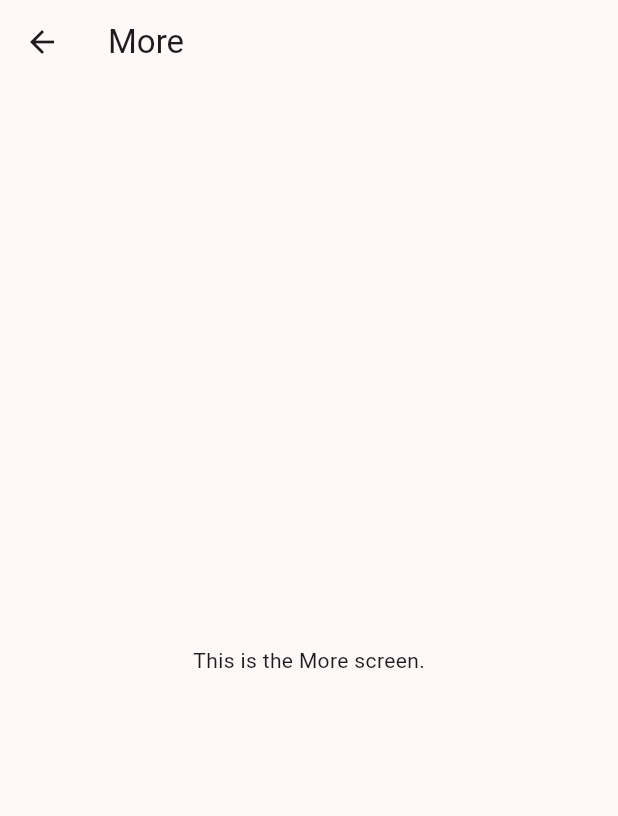
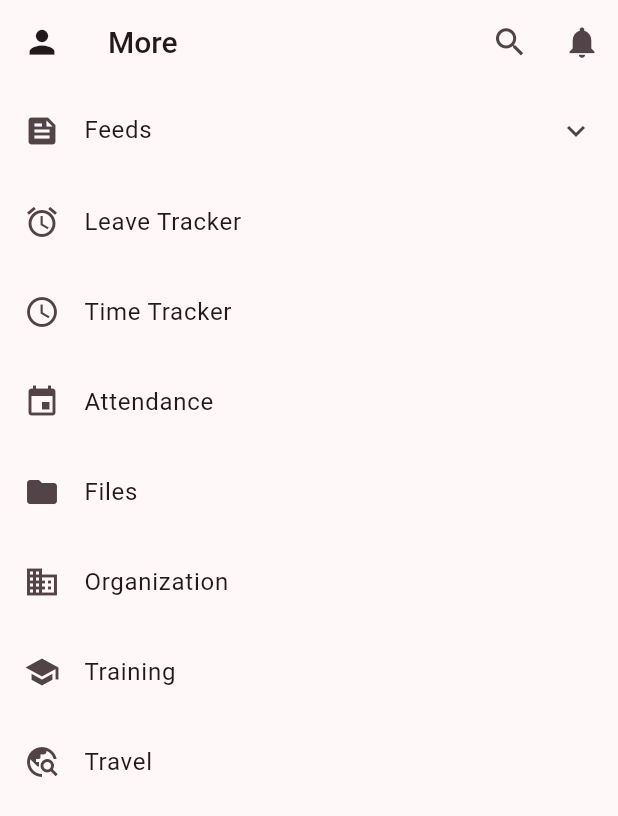
Before and after one commit to shreyash510/zoho_clone, a Flutter app: the MoreScreen screen opened directly, on a phone screen of 412 x 824 dp. Shown: the top 816 px of the screen. Run offline on Flutter 3.47's test engine with Material 3 defaults, Android fonts, the phone set to English and light mode, and no system bars; Roboto replaces fonts that are missing (Poppins).

Commit message:
create menu screen

```diff
--- a/lib/container/root.dart
+++ b/lib/container/root.dart
@@ -1,6 +1,6 @@
 import 'package:flutter/material.dart';
 import 'package:zoho_clone/components/bottomNavbar.dart';
-import 'package:zoho_clone/pages/home/components/notifications.dart';
+import 'package:zoho_clone/pages/notification/notifications.dart';
 import 'package:zoho_clone/pages/home/home.dart';
 import 'package:zoho_clone/pages/login.dart';
 import 'package:zoho_clone/pages/profile.dart';
--- a/lib/pages/more/more.dart
+++ b/lib/pages/more/more.dart
@@ -11,16 +11,117 @@ class _MoreScreenState extends State<MoreScreen> {
   Widget build(BuildContext context) {
     return Scaffold(
       appBar: AppBar(
-        title: Text('More'),
-      ),
-      body: Center(
-        child: Column(
-          mainAxisAlignment: MainAxisAlignment.center,
-          children: <Widget>[
-            Text('This is the More screen.'),
-          ],
-        ),
+          leading: IconButton(
+            icon: Icon(Icons.person),
+            iconSize: 25,
+            onPressed: () {
+              Navigator.of(context).pushNamed('/profile');
+            },
+          ),
+          title: Text(
+            'More',
+            style: TextStyle(fontSize: 20, fontWeight: FontWeight.w500),
+          ),
+          actions: <Widget>[
+            IconButton(
+              icon: Icon(Icons.search),
+              iconSize: 25,
+              onPressed: () {
+                Navigator.of(context).pushNamed('/services');
+              },
+            ),
+            IconButton(
+              icon: Icon(Icons.notifications),
+              iconSize: 25,
+              onPressed: () {
+                Navigator.of(context).pushNamed('/notifications');
+              },
+            )
+          ]),
+      body: ListView.builder(
+        itemCount: menuItems.length,
+        itemBuilder: (context, index) {
+          final item = menuItems[index];
+          return Padding(
+            padding: EdgeInsets.symmetric(vertical: 2.0),
+            child: MenuItem(
+              icon: item['icon'] as IconData,
+              title: item['title'] as String,
+              subItems: item['subItems'] as List<dynamic>,
+            ),
+          );
+        },
       ),
     );
   }
 }
+
+class MenuItem extends StatelessWidget {
+  final IconData icon;
+  final String title;
+  final List<dynamic> subItems;
+
+  const MenuItem(
+      {Key? key,
+      required this.icon,
+      required this.title,
+      this.subItems = const []})
+      : super(key: key);
+
+  @override
+  Widget build(BuildContext context) {
+    if (subItems.isEmpty) {
+      return ListTile(
+        leading: Icon(icon),
+        title: Text(title),
+        onTap: () {
+          // Handle item tap
+        },
+      );
+    } else {
+      return Theme(
+        data: Theme.of(context).copyWith(
+            dividerColor:
+                Colors.transparent), // Remove divider between sub-items
+        child: ExpansionTile(
+          tilePadding: EdgeInsets.symmetric(
+              horizontal: 16.0), // Adjust horizontal padding if needed
+          leading: Icon(icon),
+          title: Text(title),
+          childrenPadding: EdgeInsets.only(left: 40), // Indent sub-items
+          expandedCrossAxisAlignment:
+              CrossAxisAlignment.start, // Align expanded items
+          children: subItems
+              .map((subItem) => ListTile(
+                    dense: true,
+                    title: Text(
+                      subItem,
+                      style: TextStyle(
+                        fontSize: 15,
+                      ),
+                    ),
+                    onTap: () {
+                      // Handle sub-item tap
+                    },
+                  ))
+              .toList(),
+        ),
+      );
+    }
+  }
+}
+
+final menuItems = [
+  {
+    'icon': Icons.feed,
+    'title': 'Feeds',
+    'subItems': ['My Feeds', 'Department', 'Announcements']
+  },
+  {'icon': Icons.alarm, 'title': 'Leave Tracker', 'subItems': []},
+  {'icon': Icons.access_time, 'title': 'Time Tracker', 'subItems': []},
+  {'icon': Icons.event, 'title': 'Attendance', 'subItems': []},
+  {'icon': Icons.folder, 'title': 'Files', 'subItems': []},
+  {'icon': Icons.business, 'title': 'Organization', 'subItems': []},
+  {'icon': Icons.school, 'title': 'Training', 'subItems': []},
+  {'icon': Icons.travel_explore, 'title': 'Travel', 'subItems': []},
+];
```
Also changed, not shown: lib/components/bottomNavbar.dart (+93 -11 lines), lib/pages/notification/notifications.dart (renamed from lib/pages/home/components/notifications.dart).
